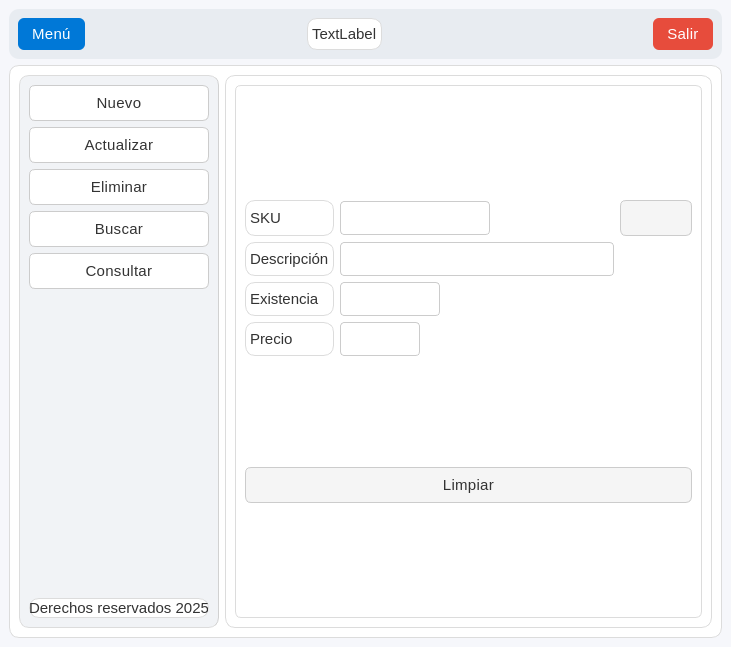
The window that ui/ui_productos.ui (clasesiberomony-cmd/crudpython) describes before a commit, drawn with Qt 5.
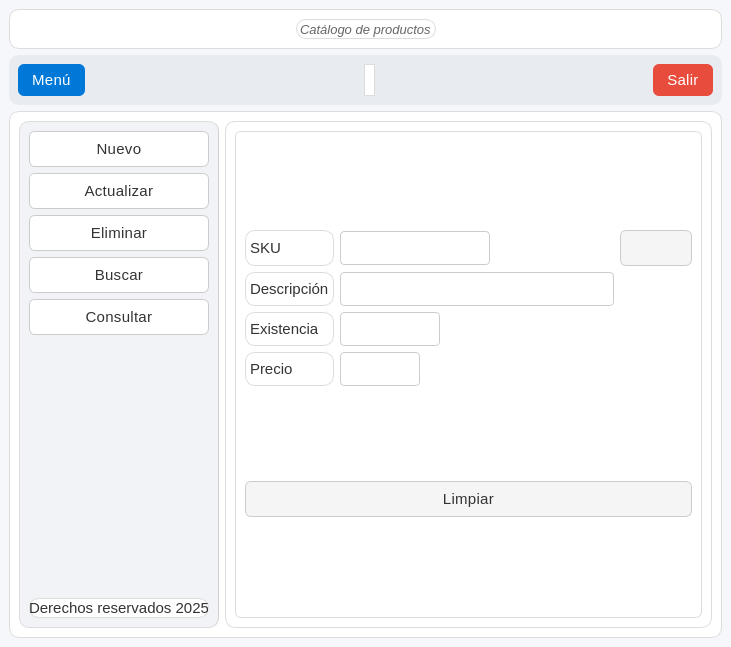
The same window after the commit. Icons and pictures are not drawn.

Commit message: Versión con Login, menú y productos

Diff of the .ui file:
```diff
--- a/ui/ui_productos.ui
+++ b/ui/ui_productos.ui
@@ -198,7 +198,52 @@
 }</string>
   </property>
   <widget class="QWidget" name="centralwidget">
-   <layout class="QVBoxLayout" name="verticalLayout" stretch="1,0">
+   <layout class="QVBoxLayout" name="verticalLayout">
+    <item>
+     <widget class="QFrame" name="frame">
+      <property name="frameShape">
+       <enum>QFrame::StyledPanel</enum>
+      </property>
+      <property name="frameShadow">
+       <enum>QFrame::Raised</enum>
+      </property>
+      <layout class="QHBoxLayout" name="horizontalLayout_3">
+       <item>
+        <spacer name="horizontalSpacer_3">
+         <property name="orientation">
+          <enum>Qt::Horizontal</enum>
+         </property>
+         <property name="sizeHint" stdset="0">
+          <size>
+           <width>269</width>
+           <height>20</height>
+          </size>
+         </property>
+        </spacer>
+       </item>
+       <item>
+        <widget class="QLabel" name="label">
+         <property name="text">
+          <string>Catálogo de productos</string>
+         </property>
+        </widget>
+       </item>
+       <item>
+        <spacer name="horizontalSpacer_4">
+         <property name="orientation">
+          <enum>Qt::Horizontal</enum>
+         </property>
+         <property name="sizeHint" stdset="0">
+          <size>
+           <width>269</width>
+           <height>20</height>
+          </size>
+         </property>
+        </spacer>
+       </item>
+      </layout>
+     </widget>
+    </item>
     <item>
      <widget class="QFrame" name="frame_superior">
       <property name="minimumSize">
@@ -253,7 +298,7 @@
        <item>
         <widget class="QLabel" name="mensaje">
          <property name="text">
-          <string>TextLabel</string>
+          <string/>
          </property>
         </widget>
        </item>
```
The commit also changes 2 other files.
